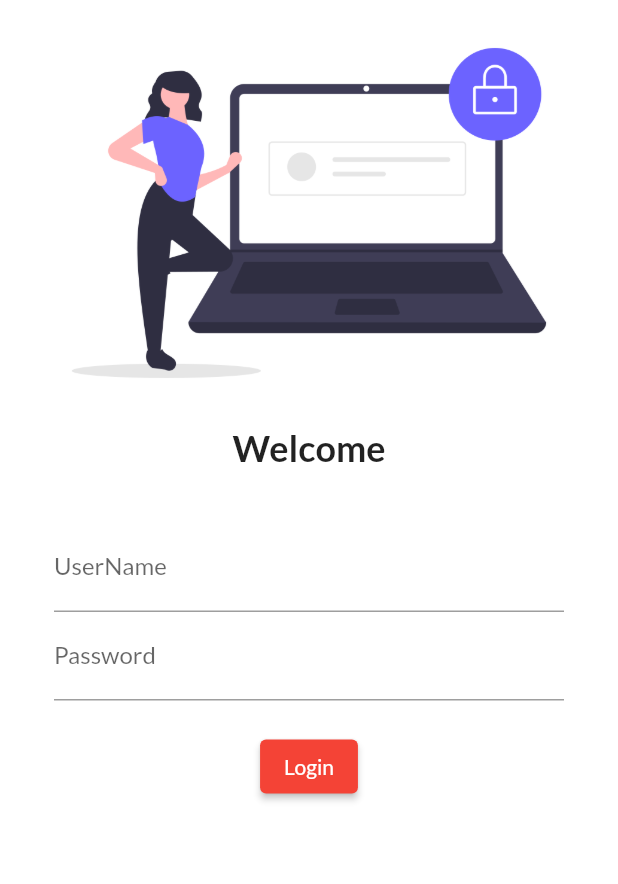
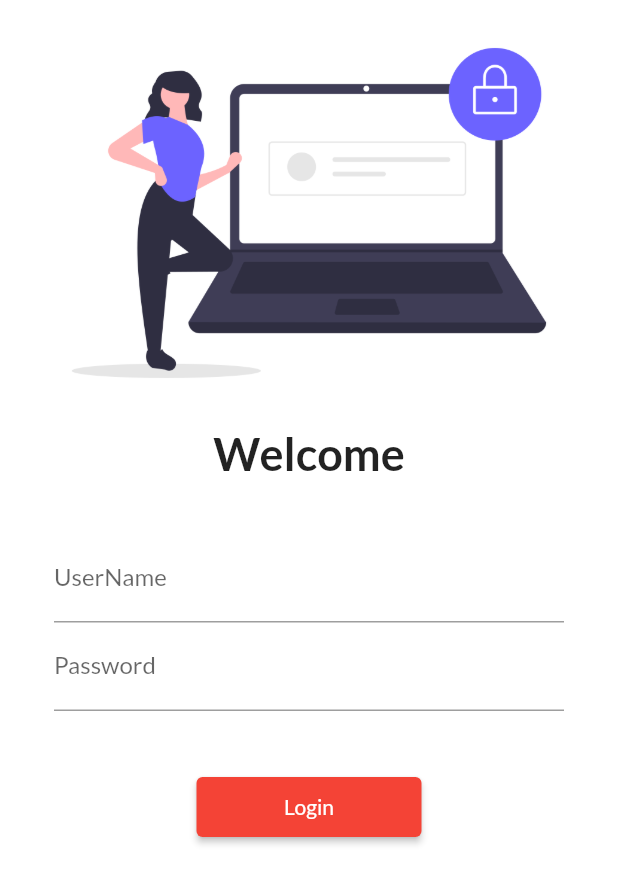
Before and after one commit to sujal03/e_learn, a Flutter app: the screen it shows after launch, on a phone screen of 412 x 824 dp. Shown: the top 884 px of the screen. Run offline on Flutter 3.47's test engine with Material 2 defaults, Android fonts, the phone set to English and light mode, and no system bars; our stand-ins replace google_fonts.

Commit message:
day5 completed

```diff
--- a/lib/main.dart
+++ b/lib/main.dart
@@ -1,5 +1,6 @@
 import 'package:e_learn/pages/home_page.dart';
 import 'package:e_learn/pages/login_page.dart';
+import 'package:e_learn/utils/routes.dart';
 import 'package:flutter/material.dart';
 import 'package:google_fonts/google_fonts.dart';
 
@@ -22,8 +23,8 @@ class MyApp extends StatelessWidget {
       // initialRoute: "/home",
       routes: {
         "/": (context) => LoginPage(),
-        "/home": (context) => HomePage(),
-        "/login": (context) => LoginPage()
+        MyRoutes.HomeRoute: (context) => HomePage(),
+        MyRoutes.loginRoute: (context) => LoginPage()
       },
     );
   }
--- a/lib/pages/login_page.dart
+++ b/lib/pages/login_page.dart
@@ -1,3 +1,4 @@
+import 'package:e_learn/utils/routes.dart';
 import 'package:flutter/material.dart';
 import 'package:e_learn/pages/home_page.dart';
 
@@ -6,6 +7,7 @@ class LoginPage extends StatelessWidget {
   Widget build(BuildContext context) {
     return Material(
         color: Colors.white,
+        child: SingleChildScrollView(
           child: Column(
             children: [
               Image.asset(
@@ -14,14 +16,14 @@ class LoginPage extends StatelessWidget {
               ),
               Text(
                 "Welcome",
-              style: TextStyle(fontSize: 24, fontWeight: FontWeight.bold),
+                style: TextStyle(fontSize: 30, fontWeight: FontWeight.bold),
               ),
               SizedBox(
                 height: 20.0,
               ),
               Padding(
-              padding:
-                  const EdgeInsets.symmetric(vertical: 16.0, horizontal: 36.0),
+                padding: const EdgeInsets.symmetric(
+                    vertical: 16.0, horizontal: 36.0),
                 child: Column(
                   children: [
                     TextFormField(
@@ -38,19 +40,20 @@ class LoginPage extends StatelessWidget {
                       ),
                     ),
                     SizedBox(
-                    height: 20.0,
+                      height: 40.0,
                     ),
                     ElevatedButton(
                       child: Text("Login"),
-                    style: TextButton.styleFrom(),
+                      style: TextButton.styleFrom(minimumSize: Size(150, 40)),
                       onPressed: () {
-                      print("Heloo guys");
+                        Navigator.pushNamed(context, MyRoutes.HomeRoute);
                       },
                     ),
                   ],
                 ),
               )
             ],
+          ),
         ));
   }
 }
--- /dev/null
+++ b/lib/utils/routes.dart
@@ -0,0 +1,4 @@
+class MyRoutes {
+  static String loginRoute = "/login";
+  static String HomeRoute = "/Home";
+}
```
Lines whose indentation alone changed are shown as unchanged.
